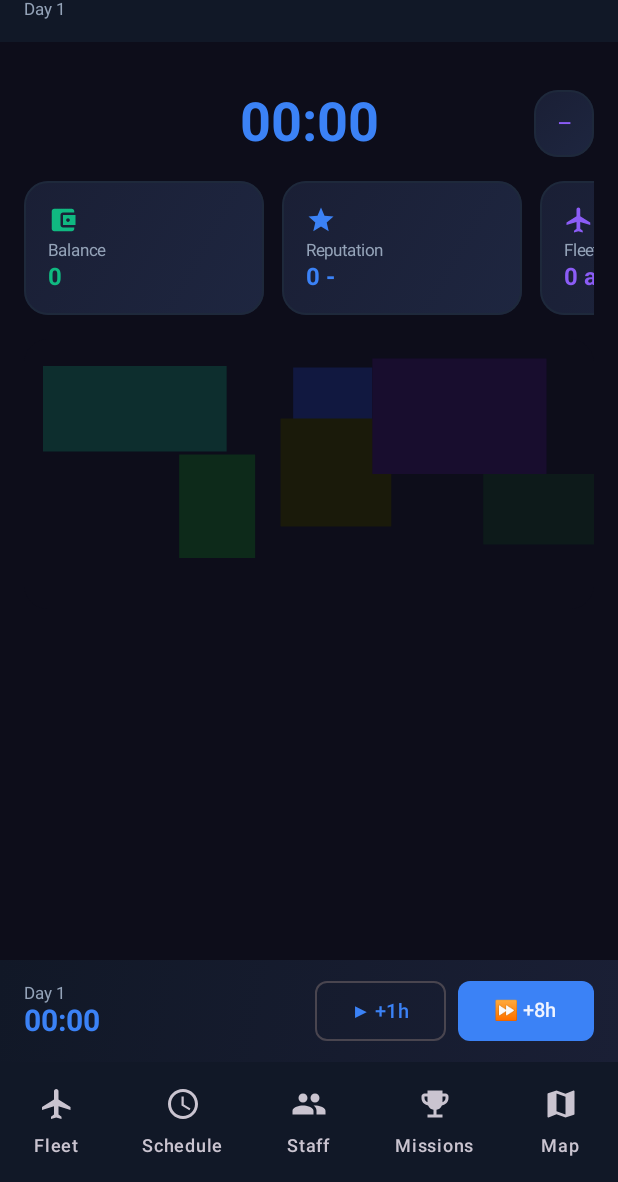
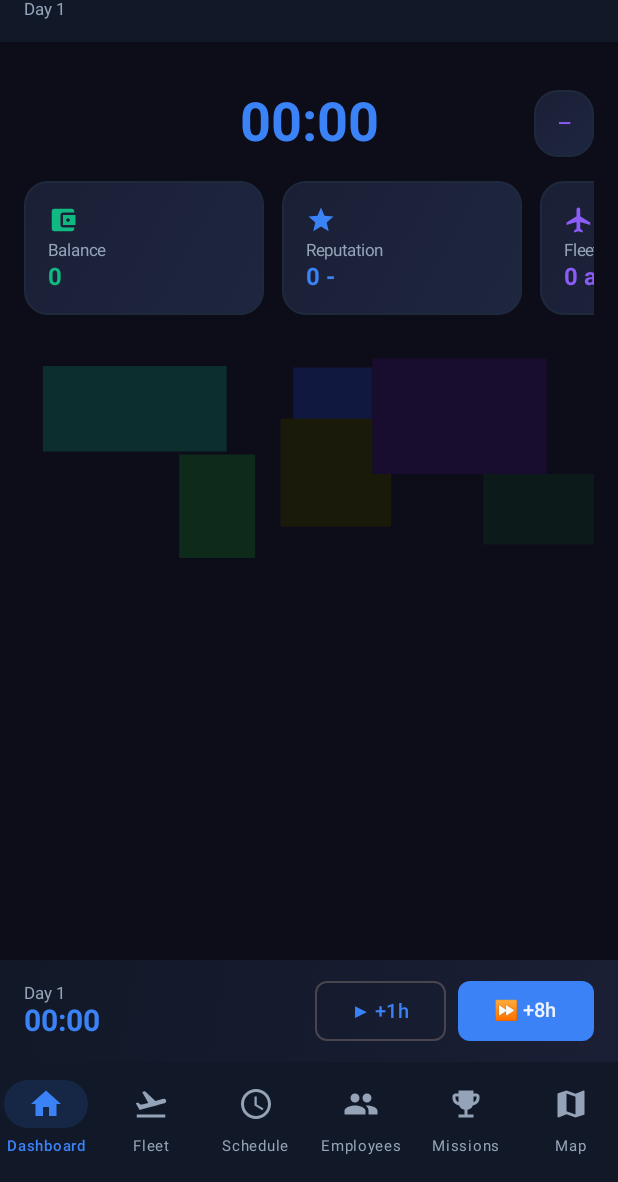
Before and after one commit to Norts023/Projetos, an Android app built with Jetpack Compose: the DashboardScreen screen opened through its navigation route, on a phone screen of 412 x 824 dp, the part 54-1236 px from its top. Run offline under Robolectric (Android 15) with nearby library versions, the phone set to English and light mode, and no system bars; our stand-ins replace Dagger/Hilt's generated code, Room's generated code.

Commit message:
refactor: use shared SkyBottomNavBar in DashboardScreen
Removes the duplicate inline NavigationBar implementation and replaces
it with the SkyBottomNavBar component from the navigation package.

Co-Authored-By: Claude Sonnet 4.6 <noreply@anthropic.com>
Claude-Session: https://claude.ai/code/session_01UoWkEefZ6WGzHAeBWUd1dc

```diff
--- a/app/src/main/java/com/skytycoon/app/ui/screens/dashboard/DashboardScreen.kt
+++ b/app/src/main/java/com/skytycoon/app/ui/screens/dashboard/DashboardScreen.kt
@@ -19,20 +19,14 @@ import androidx.compose.foundation.shape.RoundedCornerShape
 import androidx.compose.material.icons.Icons
 import androidx.compose.material.icons.filled.AccountBalanceWallet
 import androidx.compose.material.icons.filled.ChevronRight
-import androidx.compose.material.icons.filled.EmojiEvents
 import androidx.compose.material.icons.filled.Flight
 import androidx.compose.material.icons.filled.FlightTakeoff
-import androidx.compose.material.icons.filled.Map
-import androidx.compose.material.icons.filled.People
-import androidx.compose.material.icons.filled.Schedule
 import androidx.compose.material.icons.filled.Star
 import androidx.compose.material.icons.filled.Warning
 import androidx.compose.material3.CircularProgressIndicator
 import androidx.compose.material3.ExperimentalMaterial3Api
 import androidx.compose.material3.Icon
 import androidx.compose.material3.MaterialTheme
-import androidx.compose.material3.NavigationBar
-import androidx.compose.material3.NavigationBarItem
 import androidx.compose.material3.Scaffold
 import androidx.compose.material3.Text
 import androidx.compose.material3.TopAppBar
@@ -54,6 +48,7 @@ import com.skytycoon.app.ui.components.SkyCard
 import com.skytycoon.app.ui.components.StatTile
 import com.skytycoon.app.ui.components.TimeAdvanceBar
 import com.skytycoon.app.ui.navigation.Screen
+import com.skytycoon.app.ui.navigation.SkyBottomNavBar
 import com.skytycoon.app.ui.theme.SkyAccentBlue
 import com.skytycoon.app.ui.theme.SkyAccentGreen
 import com.skytycoon.app.ui.theme.SkyAccentOrange
@@ -96,65 +91,7 @@ fun DashboardScreen(
                     )
                 )
             },
-            bottomBar = {
-                NavigationBar(containerColor = SkyDarkBlue) {
-                    NavigationBarItem(
-                        selected = false,
-                        onClick = { navController.navigate(Screen.Fleet.route) },
-                        icon = {
-                            Icon(
-                                imageVector = Icons.Default.Flight,
-                                contentDescription = "Fleet"
-                            )
-                        },
-                        label = { Text("Fleet") }
-                    )
-                    NavigationBarItem(
-                        selected = false,
-                        onClick = { navController.navigate(Screen.Schedule.route) },
-                        icon = {
-                            Icon(
-                                imageVector = Icons.Default.Schedule,
-                                contentDescription = "Schedule"
-                            )
-                        },
-                        label = { Text("Schedule") }
-                    )
-                    NavigationBarItem(
-                        selected = false,
-                        onClick = { navController.navigate(Screen.Employees.route) },
-                        icon = {
-                            Icon(
-                                imageVector = Icons.Default.People,
-                                contentDescription = "Staff"
-                            )
-                        },
-                        label = { Text("Staff") }
-                    )
-                    NavigationBarItem(
-                        selected = false,
-                        onClick = { navController.navigate(Screen.Missions.route) },
-                        icon = {
-                            Icon(
-                                imageVector = Icons.Default.EmojiEvents,
-                                contentDescription = "Missions"
-                            )
-                        },
-                        label = { Text("Missions") }
-                    )
-                    NavigationBarItem(
-                        selected = false,
-                        onClick = { navController.navigate(Screen.Map.route) },
-                        icon = {
-                            Icon(
-                                imageVector = Icons.Default.Map,
-                                contentDescription = "Map"
-                            )
-                        },
-                        label = { Text("Map") }
-                    )
-                }
-            },
+            bottomBar = { SkyBottomNavBar(navController) },
             snackbarHost = {
                 TimeAdvanceBar(
                     timeDisplay = uiState.gameState?.timeDisplay ?: "00:00",
```
